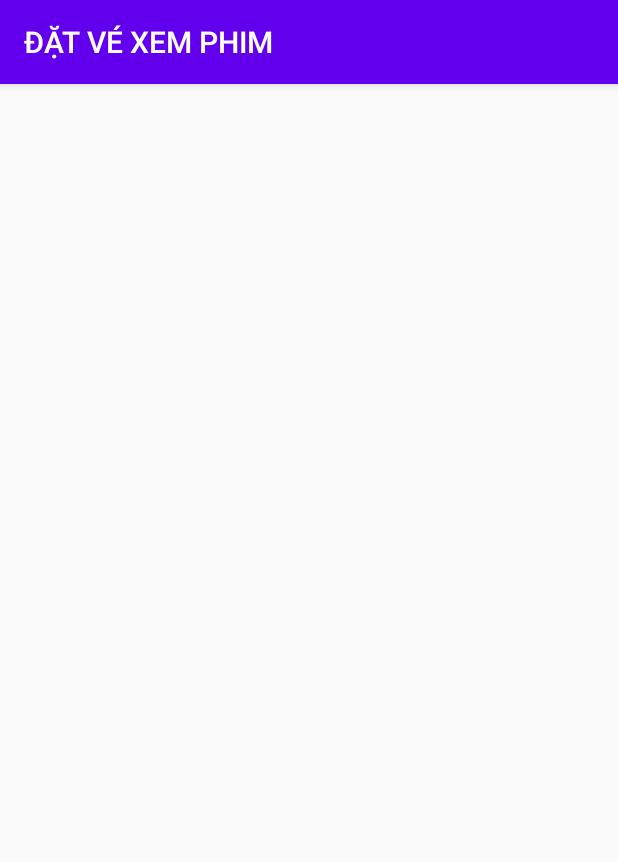
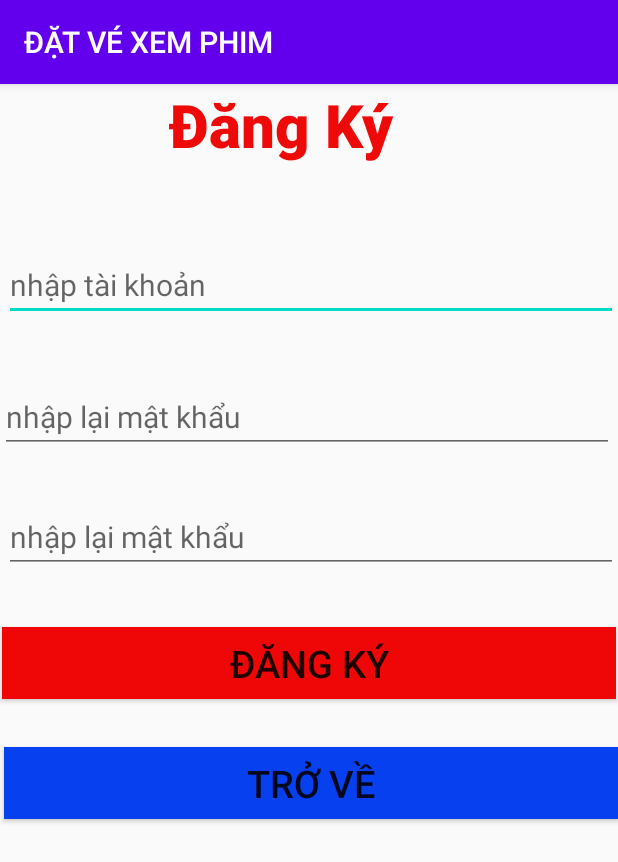
Before and after one commit to HuynhVanBinh-CDPM18C/0306181203_HuynhVanBinh_android, an Android app: the DangKi screen opened directly, with no data from a screen before it, on a phone screen of 412 x 824 dp. Shown: the top 862 px of the screen. Run offline under Robolectric (Android 15) with nearby library versions, the phone set to English and light mode, and no system bars; our stand-ins replace Volley.

Commit message:
vanbinh 13/1
lan3

```diff
--- a/android1/app/src/main/AndroidManifest.xml
+++ b/android1/app/src/main/AndroidManifest.xml
@@ -12,7 +12,7 @@
         android:roundIcon="@mipmap/ic_launcher_round"
         android:supportsRtl="true"
         android:theme="@style/Theme.Demo1111">
-        <activity android:name=".DangKi"></activity>
+        <activity android:name=".dangky.DangKi"></activity>
         <activity android:name=".chitietphim" />
         <activity android:name=".danhsachphim.danhsachphimMain" />
         <activity android:name=".lichsugiaodich.lichsugiaodich" />
--- a/android1/app/src/main/res/layout/activity_dang_ki.xml
+++ b/android1/app/src/main/res/layout/activity_dang_ki.xml
@@ -2,8 +2,88 @@
 <android.support.constraint.ConstraintLayout xmlns:android="http://schemas.android.com/apk/res/android"
     xmlns:app="http://schemas.android.com/apk/res-auto"
     xmlns:tools="http://schemas.android.com/tools"
+
     android:layout_width="match_parent"
     android:layout_height="match_parent"
-    tools:context=".DangKi">
+    tools:context=".dangky.DangKi">
+
+    <TextView
+        android:id="@+id/textView11"
+        android:layout_width="268dp"
+        android:layout_height="58dp"
+        android:fontFamily="sans-serif-black"
+        android:text="Đăng Ký"
+        android:textColor="#EF0A0A"
+        android:textSize="40sp"
+        app:layout_constraintEnd_toEndOf="parent"
+        app:layout_constraintHorizontal_bias="0.783"
+        app:layout_constraintStart_toStartOf="parent"
+        app:layout_constraintTop_toTopOf="parent" />
+
+    <EditText
+        android:id="@+id/tukhoas"
+        android:layout_width="409dp"
+        android:layout_height="wrap_content"
+        android:layout_marginTop="52dp"
+        android:ems="10"
+        android:hint="nhập tài khoản"
+        android:inputType="textPersonName"
+        android:textSize="20sp"
+        app:layout_constraintEnd_toEndOf="parent"
+        app:layout_constraintHorizontal_bias="1.0"
+        app:layout_constraintStart_toStartOf="parent"
+        app:layout_constraintTop_toBottomOf="@+id/textView11" />
+
+    <EditText
+        android:id="@+id/dinhnghias"
+        android:layout_width="409dp"
+        android:layout_height="wrap_content"
+        android:layout_marginTop="40dp"
+        android:ems="10"
+        android:hint="nhập lại mật khẩu"
+        android:inputType="textPersonName"
+        android:textSize="20sp"
+        app:layout_constraintTop_toBottomOf="@+id/tukhoas"
+        tools:layout_editor_absoluteX="2dp" />
+
+    <EditText
+        android:id="@+id/editTextTextPersonName5"
+        android:layout_width="409dp"
+        android:layout_height="wrap_content"
+        android:layout_marginTop="32dp"
+        android:ems="10"
+        android:hint="nhập lại mật khẩu"
+        android:inputType="textPersonName"
+        android:textSize="20sp"
+        app:layout_constraintEnd_toEndOf="parent"
+        app:layout_constraintHorizontal_bias="1.0"
+        app:layout_constraintStart_toStartOf="parent"
+        app:layout_constraintTop_toBottomOf="@+id/dinhnghias" />
+
+    <Button
+        android:id="@+id/them"
+        android:layout_width="409dp"
+        android:layout_height="wrap_content"
+        android:layout_marginTop="36dp"
+        android:background="#EF0606"
+        android:text="ĐĂNG KÝ"
+        android:textSize="25sp"
+        app:layout_constraintEnd_toEndOf="parent"
+        app:layout_constraintStart_toStartOf="parent"
+        app:layout_constraintTop_toBottomOf="@+id/editTextTextPersonName5" />
+
+    <Button
+        android:id="@+id/button4"
+        android:layout_width="409dp"
+        android:layout_height="wrap_content"
+        android:layout_marginTop="32dp"
+        android:background="#0640EF"
+        android:onClick="trove"
+        android:text="TRỞ VỀ"
+        android:textSize="25sp"
+        app:layout_constraintEnd_toEndOf="parent"
+        app:layout_constraintHorizontal_bias="1.0"
+        app:layout_constraintStart_toStartOf="parent"
+        app:layout_constraintTop_toBottomOf="@+id/them" />
 
 </android.support.constraint.ConstraintLayout>
--- a/android1/app/src/main/res/menu/drawer_view.xml
+++ b/android1/app/src/main/res/menu/drawer_view.xml
@@ -2,6 +2,7 @@
 <menu xmlns:android="http://schemas.android.com/apk/res/android">
     <group android:checkableBehavior="single">
         <item
+            android:id="@+id/dangky"
             android:icon="@android:drawable/ic_lock_lock"
             android:title="Đăng kí" />
         <item
```
Also changed, not shown: android1/app/src/main/java/com/example/demo11_11/DangKi.java (deleted, +0 -13 lines), android1/app/src/main/java/com/example/demo11_11/MainActivity.java (+5 -2 lines), android1/app/src/main/java/com/example/demo11_11/dangky/APIDict.java (added, +119 -0 lines), android1/app/src/main/java/com/example/demo11_11/dangky/APIGetting.java (added, +32 -0 lines), android1/app/src/main/java/com/example/demo11_11/dangky/APIInsert.java (added, +32 -0 lines), android1/app/src/main/java/com/example/demo11_11/dangky/DangKi.java (added, +126 -0 lines), android1/app/src/main/java/com/example/demo11_11/dangky/TuVung.java (added, +43 -0 lines).
